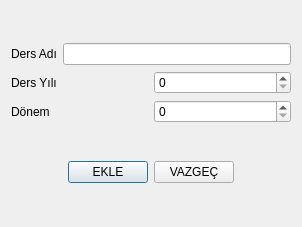
This is Gorsel/formlar/veriGiris/dersgiris.ui in sadededeoglu/okulprojesi as Qt 5 draws it before an edit. The edited form follows.
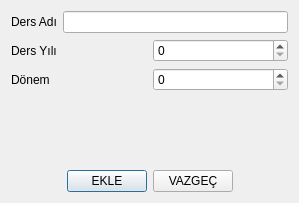
This is the edited form. Icons and pictures are not drawn.

Patch:
```diff
--- a/Gorsel/formlar/veriGiris/dersgiris.ui
+++ b/Gorsel/formlar/veriGiris/dersgiris.ui
@@ -6,66 +6,14 @@
    <rect>
     <x>0</x>
     <y>0</y>
-    <width>302</width>
-    <height>227</height>
+    <width>299</width>
+    <height>203</height>
    </rect>
   </property>
   <property name="windowTitle">
    <string>DERS EKLE</string>
   </property>
   <layout class="QGridLayout" name="gridLayout_2">
-   <item row="1" column="0">
-    <layout class="QHBoxLayout" name="horizontalLayout_4">
-     <item>
-      <spacer name="horizontalSpacer">
-       <property name="orientation">
-        <enum>Qt::Horizontal</enum>
-       </property>
-       <property name="sizeHint" stdset="0">
-        <size>
-         <width>40</width>
-         <height>20</height>
-        </size>
-       </property>
-      </spacer>
-     </item>
-     <item>
-      <widget class="QPushButton" name="pushButton_Ekle">
-       <property name="text">
-        <string>EKLE</string>
-       </property>
-       <property name="icon">
-        <iconset resource="../../kaynaklar.qrc">
-         <normaloff>:/resimler/resimler/accept_button.png</normaloff>:/resimler/resimler/accept_button.png</iconset>
-       </property>
-      </widget>
-     </item>
-     <item>
-      <widget class="QPushButton" name="pushButton_Vazgec">
-       <property name="text">
-        <string>VAZGEÇ</string>
-       </property>
-       <property name="icon">
-        <iconset resource="../../kaynaklar.qrc">
-         <normaloff>:/resimler/cık.png</normaloff>:/resimler/cık.png</iconset>
-       </property>
-      </widget>
-     </item>
-     <item>
-      <spacer name="horizontalSpacer_2">
-       <property name="orientation">
-        <enum>Qt::Horizontal</enum>
-       </property>
-       <property name="sizeHint" stdset="0">
-        <size>
-         <width>40</width>
-         <height>20</height>
-        </size>
-       </property>
-      </spacer>
-     </item>
-    </layout>
-   </item>
    <item row="0" column="0">
     <layout class="QVBoxLayout" name="verticalLayout">
      <item>
@@ -112,6 +60,71 @@
      </item>
     </layout>
    </item>
+   <item row="2" column="0">
+    <layout class="QHBoxLayout" name="horizontalLayout_4">
+     <item>
+      <spacer name="horizontalSpacer">
+       <property name="orientation">
+        <enum>Qt::Horizontal</enum>
+       </property>
+       <property name="sizeHint" stdset="0">
+        <size>
+         <width>40</width>
+         <height>20</height>
+        </size>
+       </property>
+      </spacer>
+     </item>
+     <item>
+      <widget class="QPushButton" name="pushButton_Ekle">
+       <property name="text">
+        <string>EKLE</string>
+       </property>
+       <property name="icon">
+        <iconset resource="../../kaynaklar.qrc">
+         <normaloff>:/resimler/resimler/accept_button.png</normaloff>:/resimler/resimler/accept_button.png</iconset>
+       </property>
+      </widget>
+     </item>
+     <item>
+      <widget class="QPushButton" name="pushButton_Vazgec">
+       <property name="text">
+        <string>VAZGEÇ</string>
+       </property>
+       <property name="icon">
+        <iconset resource="../../kaynaklar.qrc">
+         <normaloff>:/resimler/cık.png</normaloff>:/resimler/cık.png</iconset>
+       </property>
+      </widget>
+     </item>
+     <item>
+      <spacer name="horizontalSpacer_2">
+       <property name="orientation">
+        <enum>Qt::Horizontal</enum>
+       </property>
+       <property name="sizeHint" stdset="0">
+        <size>
+         <width>40</width>
+         <height>20</height>
+        </size>
+       </property>
+      </spacer>
+     </item>
+    </layout>
+   </item>
+   <item row="1" column="0">
+    <spacer name="verticalSpacer">
+     <property name="orientation">
+      <enum>Qt::Vertical</enum>
+     </property>
+     <property name="sizeHint" stdset="0">
+      <size>
+       <width>20</width>
+       <height>40</height>
+      </size>
+     </property>
+    </spacer>
+   </item>
   </layout>
  </widget>
  <resources>
```
